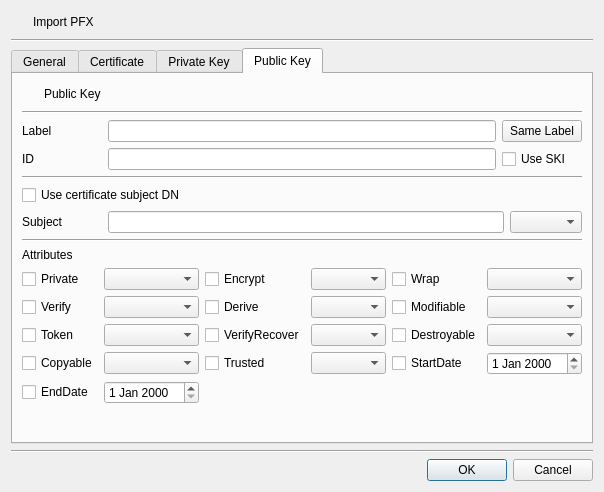
Old version of the form CryptokiMan/import_pfx_dlg.ui in the repository jykim74/CryptokiMan.
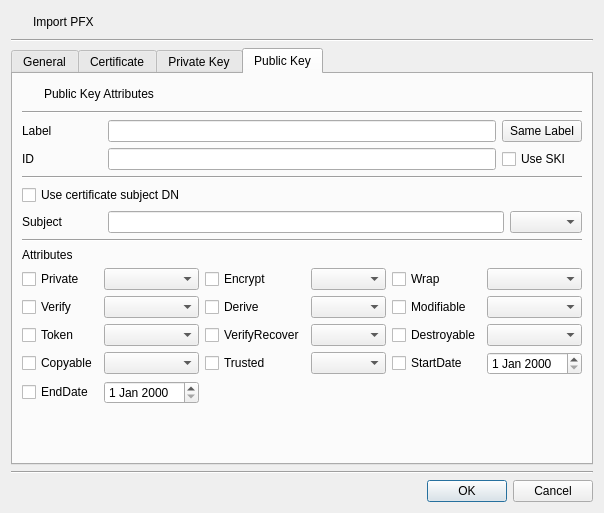
New version of the form. Icons and pictures are not drawn.

Diff of the .ui file:
```diff
--- a/CryptokiMan/import_pfx_dlg.ui
+++ b/CryptokiMan/import_pfx_dlg.ui
@@ -7,7 +7,7 @@
     <x>0</x>
     <y>0</y>
     <width>577</width>
-    <height>468</height>
+    <height>513</height>
    </rect>
   </property>
   <property name="windowTitle">
@@ -1055,7 +1055,7 @@
          <item row="0" column="1">
           <widget class="QLabel" name="label_12">
            <property name="text">
-            <string>Public Key</string>
+            <string>Public Key Attributes</string>
            </property>
           </widget>
          </item>
```
Left out of the diff: 4 changed lines with no effect on the pictures.
